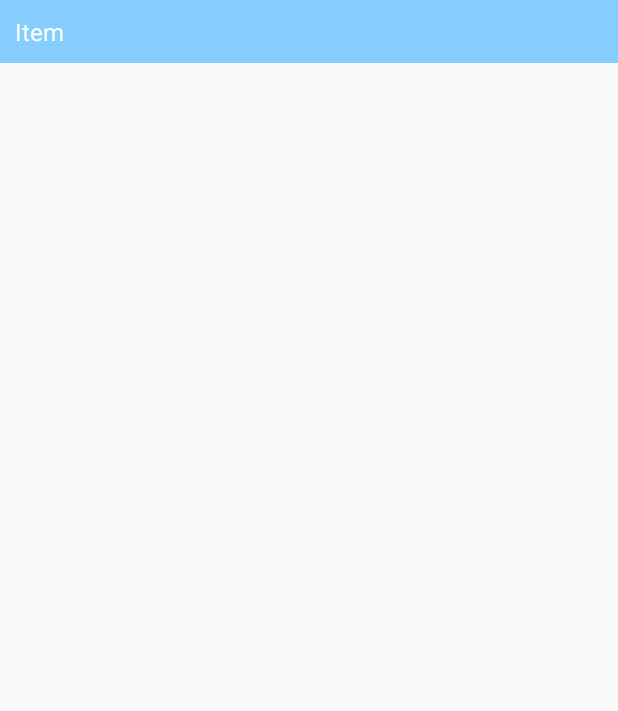
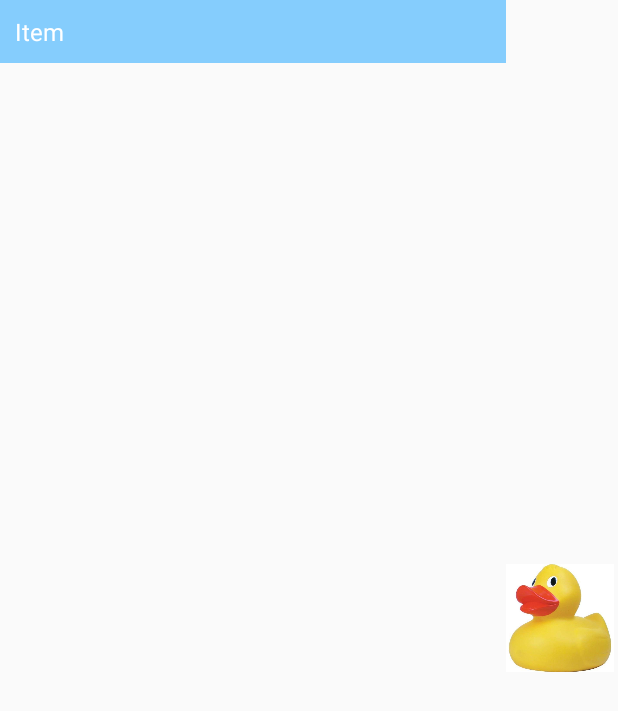
Before and after one commit to NylePudding/Birdwatching, an Android app: the layout layout_winter.xml on its own in the app's theme, with its tools: preview values and no code run, on a phone screen of 412 x 824 dp. Shown: the top 711 px of the screen. Run offline under Robolectric (Android 15) with nearby library versions, the phone set to English and light mode, and no system bars.

Commit message:
some final listview/imageview additions

```diff
--- a/app/src/main/res/layout/layout_rare.xml
+++ b/app/src/main/res/layout/layout_rare.xml
@@ -10,11 +10,11 @@
         android:orientation="horizontal"
         android:weightSum="1">
 
-
         <TextView
             android:id="@+id/tvRare"
-        android:layout_width="match_parent"
+            android:layout_width="253dp"
             android:layout_height="wrap_content"
+            android:layout_weight="0.71"
             android:background="#78ff0000"
             android:textColor="#ffffff"
             android:textSize="16dp"
--- a/app/src/main/res/layout/layout_winter.xml
+++ b/app/src/main/res/layout/layout_winter.xml
@@ -4,14 +4,33 @@
     android:layout_height="match_parent"
     android:orientation="vertical" >
 
+    <LinearLayout
+        android:layout_width="match_parent"
+        android:layout_height="match_parent"
+        android:orientation="horizontal"
+        android:weightSum="1">
+
         <TextView
             android:id="@+id/tvWinter"
-        android:layout_width="match_parent"
+            android:layout_width="253dp"
             android:layout_height="wrap_content"
             android:background="#780099ff"
+            android:layout_weight="0.71"
             android:padding="10dp"
             android:textSize="16dp"
             android:textColor="#ffffff"
             android:text="Item" />
 
+        <ImageView
+            android:id="@+id/imageView2"
+            android:layout_width="40dp"
+            android:layout_height="match_parent"
+            android:layout_alignParentLeft="true"
+            android:layout_alignParentStart="true"
+            android:layout_alignParentTop="true"
+            android:layout_weight="0.27"
+            android:src="@drawable/rubberduck" />
+
     </LinearLayout>
+
+</LinearLayout>
```
Also changed, not shown: app/src/main/res/layout/layout_summer.xml (+20 -1 lines). Lines whose indentation alone changed are shown as unchanged.
